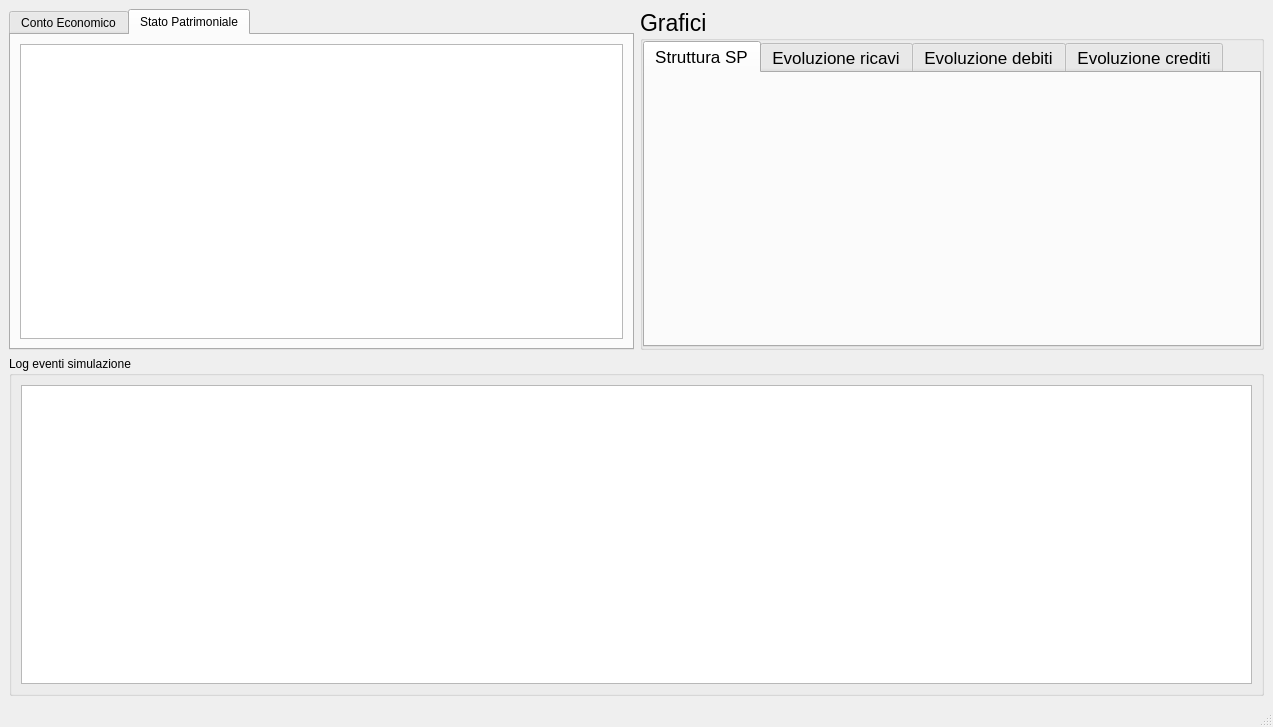
Before: the Qt Designer form ui/sim_result.ui in TdP-prove-finali/CavalloGabriele, drawn with Qt 5.
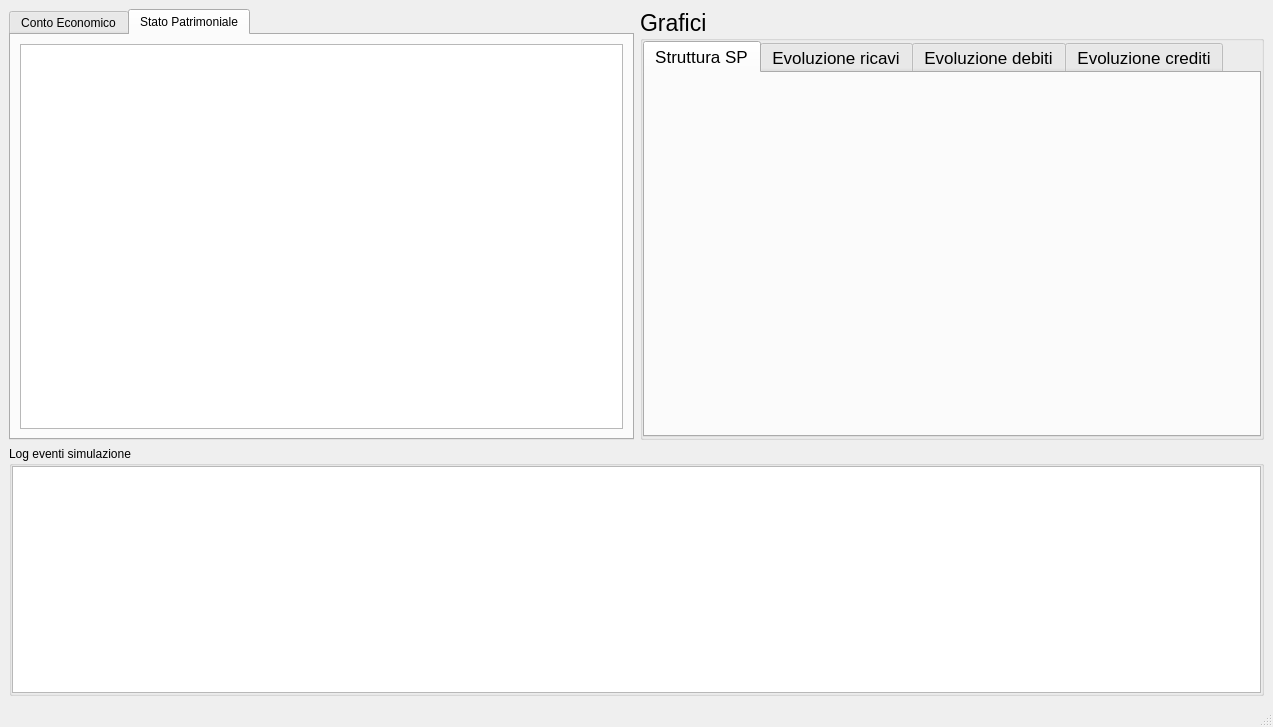
After: the same form once the commit is applied. The open tabs and pages were chosen to show the change.

```diff
--- a/ui/sim_result.ui
+++ b/ui/sim_result.ui
@@ -108,10 +108,28 @@
       </item>
       <item>
        <widget class="QGroupBox" name="groupBox">
+        <property name="maximumSize">
+         <size>
+          <width>16777215</width>
+          <height>250</height>
+         </size>
+        </property>
         <property name="title">
          <string>Log eventi simulazione</string>
         </property>
         <layout class="QHBoxLayout" name="horizontalLayout">
+         <property name="leftMargin">
+          <number>0</number>
+         </property>
+         <property name="topMargin">
+          <number>0</number>
+         </property>
+         <property name="rightMargin">
+          <number>0</number>
+         </property>
+         <property name="bottomMargin">
+          <number>0</number>
+         </property>
          <item>
           <widget class="QTextBrowser" name="logTextBrowser"/>
          </item>
```
Left out of the diff: 8 changed lines with no effect on the pictures.
